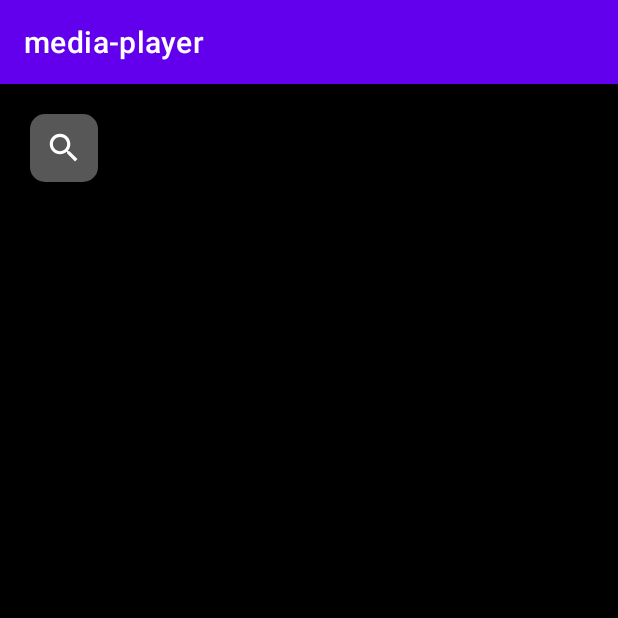
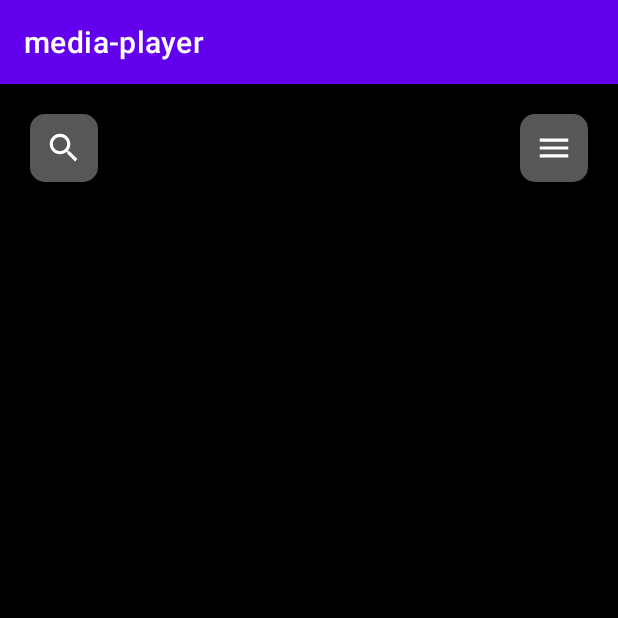
Before and after one commit to AnawaratneMANA/ANDROID-MEDIA-PLAYER, an Android app: the screen it shows after launch (MainActivity), on a phone screen of 412 x 824 dp, the top half of it. Run offline under Robolectric (Android 15) with nearby library versions, the phone set to English and light mode, and no system bars.

Commit message:
Menu Icon Added.

```diff
--- /dev/null
+++ b/app/src/main/res/drawable/menu_icon.xml
@@ -0,0 +1,5 @@
+<vector android:height="50dp" android:tint="#FFFFFF"
+    android:viewportHeight="24" android:viewportWidth="24"
+    android:width="50dp" xmlns:android="http://schemas.android.com/apk/res/android">
+    <path android:fillColor="@android:color/white" android:pathData="M3,18h18v-2L3,16v2zM3,13h18v-2L3,11v2zM3,6v2h18L21,6L3,6z"/>
+</vector>
--- a/app/src/main/res/layout/activity_main.xml
+++ b/app/src/main/res/layout/activity_main.xml
@@ -23,7 +23,21 @@
                 android:src="@drawable/search_icon"/>
 
         </LinearLayout>
+        <LinearLayout
+            android:layout_width="wrap_content"
+            android:layout_height="wrap_content"
+            android:layout_alignParentEnd="true"
+            android:layout_marginEnd="20dp"
+            android:layout_marginTop="20dp"
+            android:background="@drawable/round_back_10">
 
+            <ImageView
+                android:layout_width="25dp"
+                android:layout_height="25dp"
+                android:layout_margin="10dp"
+                android:src="@drawable/menu_icon"/>
+
+        </LinearLayout>
 
     </RelativeLayout>
 
```
